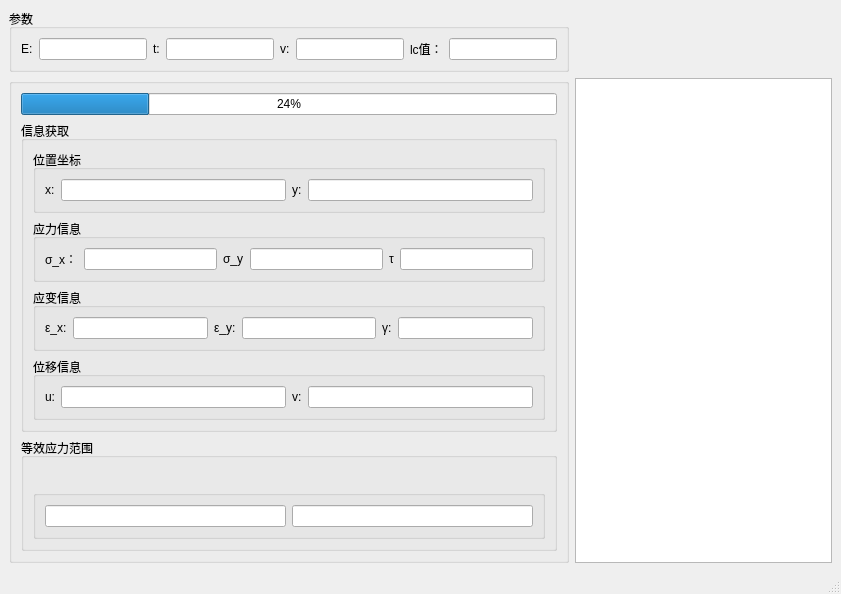
Before: the Qt Designer form finite-element-cuda-new/MainWindow.ui in epocode/finite-element-cuda-new, drawn with Qt 5.
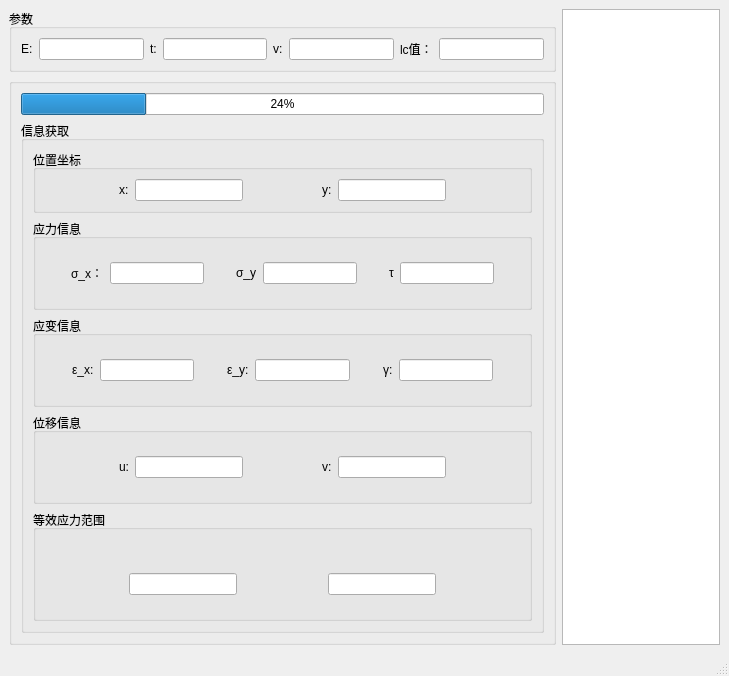
After: the same form once the commit is applied. Custom widgets are drawn as their Qt base class.

Commit message: graphicsView增加了缩放和平移功能添加了qss文件

Patch:
```diff
--- a/finite-element-cuda-new/MainWindow.ui
+++ b/finite-element-cuda-new/MainWindow.ui
@@ -6,8 +6,8 @@
    <rect>
     <x>0</x>
     <y>0</y>
-    <width>841</width>
-    <height>594</height>
+    <width>729</width>
+    <height>676</height>
    </rect>
   </property>
   <property name="windowTitle">
@@ -16,6 +16,26 @@
   <widget class="QWidget" name="centralwidget">
    <layout class="QGridLayout" name="gridLayout">
     <item row="0" column="0">
+     <layout class="QHBoxLayout" name="horizontalLayout_11">
+      <item>
+       <layout class="QVBoxLayout" name="verticalLayout_9">
+        <property name="sizeConstraint">
+         <enum>QLayout::SizeConstraint::SetMaximumSize</enum>
+        </property>
+        <item>
+         <spacer name="verticalSpacer_17">
+          <property name="orientation">
+           <enum>Qt::Orientation::Vertical</enum>
+          </property>
+          <property name="sizeHint" stdset="0">
+           <size>
+            <width>20</width>
+            <height>40</height>
+           </size>
+          </property>
+         </spacer>
+        </item>
+        <item>
      <widget class="QGroupBox" name="groupBox">
       <property name="title">
        <string>参数</string>
@@ -64,59 +84,90 @@
       </layout>
      </widget>
     </item>
-    <item row="1" column="0">
+        <item>
+         <spacer name="verticalSpacer_18">
+          <property name="orientation">
+           <enum>Qt::Orientation::Vertical</enum>
+          </property>
+          <property name="sizeHint" stdset="0">
+           <size>
+            <width>20</width>
+            <height>40</height>
+           </size>
+          </property>
+         </spacer>
+        </item>
+        <item>
      <widget class="QGroupBox" name="groupBox_2">
       <property name="title">
        <string/>
       </property>
       <layout class="QGridLayout" name="gridLayout_2">
-       <item row="2" column="0">
-        <widget class="QGroupBox" name="groupBox_4">
-         <property name="title">
-          <string>等效应力范围</string>
-         </property>
-         <layout class="QVBoxLayout" name="verticalLayout_2">
+           <item row="0" column="0">
+            <layout class="QVBoxLayout" name="verticalLayout_8">
           <item>
-           <widget class="QLabel" name="colorBar">
-            <property name="lineWidth">
-             <number>11</number>
-            </property>
-            <property name="text">
-             <string/>
-            </property>
-           </widget>
+              <spacer name="verticalSpacer_15">
+               <property name="orientation">
+                <enum>Qt::Orientation::Vertical</enum>
+               </property>
+               <property name="sizeHint" stdset="0">
+                <size>
+                 <width>20</width>
+                 <height>40</height>
+                </size>
+               </property>
+              </spacer>
           </item>
           <item>
-           <widget class="QGroupBox" name="groupBox_10">
-            <property name="title">
-             <string/>
-            </property>
-            <layout class="QHBoxLayout" name="horizontalLayout_8">
-             <item>
-              <widget class="QLineEdit" name="lineEditMin"/>
-             </item>
-             <item>
-              <widget class="QLineEdit" name="lineEditMax"/>
-             </item>
-            </layout>
-           </widget>
-          </item>
-         </layout>
-        </widget>
-       </item>
-       <item row="1" column="0">
+              <widget class="QProgressBar" name="progressBar">
+               <property name="value">
+                <number>24</number>
+               </property>
+              </widget>
+             </item>
+             <item>
         <widget class="QGroupBox" name="groupBox_5">
          <property name="title">
           <string>信息获取</string>
          </property>
          <layout class="QVBoxLayout" name="verticalLayout">
           <item>
+                 <layout class="QVBoxLayout" name="verticalLayout_7">
+                  <item>
+                   <spacer name="verticalSpacer_9">
+                    <property name="orientation">
+                     <enum>Qt::Orientation::Vertical</enum>
+                    </property>
+                    <property name="sizeHint" stdset="0">
+                     <size>
+                      <width>20</width>
+                      <height>40</height>
+                     </size>
+                    </property>
+                   </spacer>
+                  </item>
+                  <item>
            <widget class="QGroupBox" name="groupBox_6">
             <property name="title">
              <string>位置坐标</string>
             </property>
             <layout class="QHBoxLayout" name="horizontalLayout_3">
              <item>
+                      <layout class="QHBoxLayout" name="horizontalLayout_10">
+                       <item>
+                        <spacer name="horizontalSpacer_15">
+                         <property name="orientation">
+                          <enum>Qt::Orientation::Horizontal</enum>
+                         </property>
+                         <property name="sizeHint" stdset="0">
+                          <size>
+                           <width>40</width>
+                           <height>20</height>
+                          </size>
+                         </property>
+                        </spacer>
+                       </item>
+                       <item>
               <widget class="QLabel" name="label_4">
                <property name="text">
                 <string>x:</string>
@@ -126,6 +177,19 @@
              <item>
               <widget class="QLineEdit" name="lineEditPointX"/>
              </item>
+                       <item>
+                        <spacer name="horizontalSpacer_16">
+                         <property name="orientation">
+                          <enum>Qt::Orientation::Horizontal</enum>
+                         </property>
+                         <property name="sizeHint" stdset="0">
+                          <size>
+                           <width>40</width>
+                           <height>20</height>
+                          </size>
+                         </property>
+                        </spacer>
+                       </item>
              <item>
               <widget class="QLabel" name="label_6">
                <property name="text">
@@ -136,9 +200,37 @@
              <item>
               <widget class="QLineEdit" name="lineEditPointY"/>
              </item>
+                       <item>
+                        <spacer name="horizontalSpacer_17">
+                         <property name="orientation">
+                          <enum>Qt::Orientation::Horizontal</enum>
+                         </property>
+                         <property name="sizeHint" stdset="0">
+                          <size>
+                           <width>40</width>
+                           <height>20</height>
+                          </size>
+                         </property>
+                        </spacer>
+                       </item>
+                      </layout>
+                     </item>
             </layout>
            </widget>
           </item>
+                  <item>
+                   <spacer name="verticalSpacer_10">
+                    <property name="orientation">
+                     <enum>Qt::Orientation::Vertical</enum>
+                    </property>
+                    <property name="sizeHint" stdset="0">
+                     <size>
+                      <width>20</width>
+                      <height>40</height>
+                     </size>
+                    </property>
+                   </spacer>
+                  </item>
           <item>
            <widget class="QGroupBox" name="groupBox_7">
             <property name="title">
@@ -146,6 +238,36 @@
             </property>
             <layout class="QHBoxLayout" name="horizontalLayout_4">
              <item>
+                      <layout class="QVBoxLayout" name="verticalLayout_6">
+                       <item>
+                        <spacer name="verticalSpacer_7">
+                         <property name="orientation">
+                          <enum>Qt::Orientation::Vertical</enum>
+                         </property>
+                         <property name="sizeHint" stdset="0">
+                          <size>
+                           <width>20</width>
+                           <height>40</height>
+                          </size>
+                         </property>
+                        </spacer>
+                       </item>
+                       <item>
+                        <layout class="QHBoxLayout" name="horizontalLayout_9">
+                         <item>
+                          <spacer name="horizontalSpacer_11">
+                           <property name="orientation">
+                            <enum>Qt::Orientation::Horizontal</enum>
+                           </property>
+                           <property name="sizeHint" stdset="0">
+                            <size>
+                             <width>40</width>
+                             <height>20</height>
+                            </size>
+                           </property>
+                          </spacer>
+                         </item>
+                         <item>
               <widget class="QLabel" name="label_5">
                <property name="text">
                 <string>σ_x：</string>
@@ -155,6 +277,19 @@
              <item>
               <widget class="QLineEdit" name="sigmaX"/>
              </item>
+                         <item>
+                          <spacer name="horizontalSpacer_12">
+                           <property name="orientation">
+                            <enum>Qt::Orientation::Horizontal</enum>
+                           </property>
+                           <property name="sizeHint" stdset="0">
+                            <size>
+                             <width>40</width>
+                             <height>20</height>
+                            </size>
+                           </property>
+                          </spacer>
+                         </item>
              <item>
               <widget class="QLabel" name="label_11">
                <property name="text">
@@ -165,6 +300,19 @@
              <item>
               <widget class="QLineEdit" name="sigmaY"/>
              </item>
+                         <item>
+                          <spacer name="horizontalSpacer_13">
+                           <property name="orientation">
+                            <enum>Qt::Orientation::Horizontal</enum>
+                           </property>
+                           <property name="sizeHint" stdset="0">
+                            <size>
+                             <width>40</width>
+                             <height>20</height>
+                            </size>
+                           </property>
+                          </spacer>
+                         </item>
              <item>
               <widget class="QLabel" name="label_12">
                <property name="text">
@@ -175,9 +323,52 @@
              <item>
               <widget class="QLineEdit" name="tau"/>
              </item>
+                         <item>
+                          <spacer name="horizontalSpacer_14">
+                           <property name="orientation">
+                            <enum>Qt::Orientation::Horizontal</enum>
+                           </property>
+                           <property name="sizeHint" stdset="0">
+                            <size>
+                             <width>40</width>
+                             <height>20</height>
+                            </size>
+                           </property>
+                          </spacer>
+                         </item>
+                        </layout>
+                       </item>
+                       <item>
+                        <spacer name="verticalSpacer_8">
+                         <property name="orientation">
+                          <enum>Qt::Orientation::Vertical</enum>
+                         </property>
+                         <property name="sizeHint" stdset="0">
+                          <size>
+                           <width>20</width>
+                           <height>40</height>
+                          </size>
+                         </property>
+                        </spacer>
+                       </item>
+                      </layout>
+                     </item>
             </layout>
            </widget>
           </item>
+                  <item>
+                   <spacer name="verticalSpacer_11">
+                    <property name="orientation">
+                     <enum>Qt::Orientation::Vertical</enum>
+                    </property>
+                    <property name="sizeHint" stdset="0">
+                     <size>
+                      <width>20</width>
+                      <height>40</height>
+                     </size>
+                    </property>
+                   </spacer>
+                  </item>
           <item>
            <widget class="QGroupBox" name="groupBox_8">
             <property name="title">
@@ -185,6 +376,36 @@
             </property>
             <layout class="QHBoxLayout" name="horizontalLayout_5">
              <item>
+                      <layout class="QVBoxLayout" name="verticalLayout_5">
+                       <item>
+                        <spacer name="verticalSpacer_5">
+                         <property name="orientation">
+                          <enum>Qt::Orientation::Vertical</enum>
+                         </property>
+                         <property name="sizeHint" stdset="0">
+                          <size>
+                           <width>20</width>
+                           <height>40</height>
+                          </size>
+                         </property>
+                        </spacer>
+                       </item>
+                       <item>
+                        <layout class="QHBoxLayout" name="horizontalLayout_8">
+                         <item>
+                          <spacer name="horizontalSpacer_7">
+                           <property name="orientation">
+                            <enum>Qt::Orientation::Horizontal</enum>
+                           </property>
+                           <property name="sizeHint" stdset="0">
+                            <size>
+                             <width>40</width>
+                             <height>20</height>
+                            </size>
+                           </property>
+                          </spacer>
+                         </item>
+                         <item>
               <widget class="QLabel" name="label_7">
                <property name="text">
                 <string>ε_x:</string>
@@ -194,6 +415,19 @@
              <item>
               <widget class="QLineEdit" name="epsilonX"/>
              </item>
+                         <item>
+                          <spacer name="horizontalSpacer_8">
+                           <property name="orientation">
+                            <enum>Qt::Orientation::Horizontal</enum>
+                           </property>
+                           <property name="sizeHint" stdset="0">
+                            <size>
+                             <width>40</width>
+                             <height>20</height>
+                            </size>
+                           </property>
+                          </spacer>
+                         </item>
              <item>
               <widget class="QLabel" name="label_13">
                <property name="text">
@@ -204,6 +438,19 @@
              <item>
               <widget class="QLineEdit" name="epsilonY"/>
              </item>
+                         <item>
+                          <spacer name="horizontalSpacer_9">
+                           <property name="orientation">
+                            <enum>Qt::Orientation::Horizontal</enum>
+                           </property>
+                           <property name="sizeHint" stdset="0">
+                            <size>
+                             <width>40</width>
+                             <height>20</height>
+                            </size>
+                           </property>
+                          </spacer>
+                         </item>
              <item>
               <widget class="QLabel" name="label_14">
                <property name="text">
@@ -214,9 +461,52 @@
              <item>
               <widget class="QLineEdit" name="gamma"/>
              </item>
+                         <item>
+                          <spacer name="horizontalSpacer_10">
+                           <property name="orientation">
+                            <enum>Qt::Orientation::Horizontal</enum>
+                           </property>
+                           <property name="sizeHint" stdset="0">
+                            <size>
+                             <width>40</width>
+                             <height>20</height>
+                            </size>
+                           </property>
+                          </spacer>
+                         </item>
+                        </layout>
+                       </item>
+                       <item>
+                        <spacer name="verticalSpacer_6">
+                         <property name="orientation">
+                          <enum>Qt::Orientation::Vertical</enum>
+                         </property>
+                         <property name="sizeHint" stdset="0">
+                          <size>
+                           <width>20</width>
+                           <height>40</height>
+                          </size>
+                         </property>
+                        </spacer>
+                       </item>
+                      </layout>
+                     </item>
             </layout>
            </widget>
           </item>
+                  <item>
+                   <spacer name="verticalSpacer_12">
+                    <property name="orientation">
+                     <enum>Qt::Orientation::Vertical</enum>
+                    </property>
+                    <property name="sizeHint" stdset="0">
+                     <size>
+                      <width>20</width>
+                      <height>40</height>
+                     </size>
+                    </property>
+                   </spacer>
+                  </item>
           <item>
            <widget class="QGroupBox" name="groupBox_9">
             <property name="title">
@@ -224,6 +514,36 @@
             </property>
             <layout class="QHBoxLayout" name="horizontalLayout_6">
              <item>
+                      <layout class="QVBoxLayout" name="verticalLayout_4">
+                       <item>
+                        <spacer name="verticalSpacer_3">
+                         <property name="orientation">
+                          <enum>Qt::Orientation::Vertical</enum>
+                         </property>
+                         <property name="sizeHint" stdset="0">
+                          <size>
+                           <width>20</width>
+                           <height>40</height>
+                          </size>
+                         </property>
+                        </spacer>
+                       </item>
+                       <item>
+                        <layout class="QHBoxLayout" name="horizontalLayout_7">
+                         <item>
+                          <spacer name="horizontalSpacer_4">
+                           <property name="orientation">
+                            <enum>Qt::Orientation::Horizontal</enum>
+                           </property>
+                           <property name="sizeHint" stdset="0">
+                            <size>
+                             <width>18</width>
+                             <height>13</height>
+                            </size>
+                           </property>
+                          </spacer>
+                         </item>
+                         <item>
               <widget class="QLabel" name="label_9">
                <property name="text">
                 <string>u:</string>
@@ -233,6 +553,19 @@
              <item>
               <widget class="QLineEdit" name="mu"/>
              </item>
+                         <item>
+                          <spacer name="horizontalSpacer_5">
+                           <property name="orientation">
+                            <enum>Qt::Orientation::Horizontal</enum>
+                           </property>
+                           <property name="sizeHint" stdset="0">
+                            <size>
+                             <width>28</width>
+                             <height>13</height>
+                            </size>
+                           </property>
+                          </spacer>
+                         </item>
              <item>
               <widget class="QLabel" name="label_10">
                <property name="text">
@@ -243,24 +576,218 @@
              <item>
               <widget class="QLineEdit" name="nu"/>
              </item>
-            </layout>
-           </widget>
-          </item>
-         </layout>
-        </widget>
-       </item>
-       <item row="0" column="0">
-        <widget class="QProgressBar" name="progressBar">
-         <property name="value">
-          <number>24</number>
-         </property>
-        </widget>
-       </item>
-      </layout>
-     </widget>
-    </item>
-    <item row="1" column="1">
-     <widget class="QGraphicsView" name="graphicsView"/>
+                         <item>
+                          <spacer name="horizontalSpacer_6">
+                           <property name="orientation">
+                            <enum>Qt::Orientation::Horizontal</enum>
+                           </property>
+                           <property name="sizeHint" stdset="0">
+                            <size>
+                             <width>40</width>
+                             <height>20</height>
+                            </size>
+                           </property>
+                          </spacer>
+                         </item>
+                        </layout>
+                       </item>
+                       <item>
+                        <spacer name="verticalSpacer_4">
+                         <property name="orientation">
+                          <enum>Qt::Orientation::Vertical</enum>
+                         </property>
+                         <property name="sizeHint" stdset="0">
+                          <size>
+                           <width>20</width>
+                           <height>40</height>
+                          </size>
+                         </property>
+                        </spacer>
+                       </item>
+                      </layout>
+                     </item>
+                    </layout>
+                   </widget>
+                  </item>
+                  <item>
+                   <spacer name="verticalSpacer_13">
+                    <property name="orientation">
+                     <enum>Qt::Orientation::Vertical</enum>
+                    </property>
+                    <property name="sizeHint" stdset="0">
+                     <size>
+                      <width>20</width>
+                      <height>40</height>
+                     </size>
+                    </property>
+                   </spacer>
+                  </item>
+                  <item>
+                   <widget class="QGroupBox" name="groupBox_4">
+                    <property name="title">
+                     <string>等效应力范围</string>
+                    </property>
+                    <layout class="QVBoxLayout" name="verticalLayout_2">
+                     <item>
+                      <layout class="QVBoxLayout" name="verticalLayout_3">
+                       <item>
+                        <spacer name="verticalSpacer">
+                         <property name="orientation">
+                          <enum>Qt::Orientation::Vertical</enum>
+                         </property>
+                         <property name="sizeHint" stdset="0">
+                          <size>
+                           <width>20</width>
+                           <height>40</height>
+                          </size>
+                         </property>
+                        </spacer>
+                       </item>
+                       <item>
+                        <widget class="QLabel" name="colorBar">
+                         <property name="lineWidth">
+                          <number>11</number>
+                         </property>
+                         <property name="text">
+                          <string/>
+                         </property>
+                        </widget>
+                       </item>
+                       <item>
+                        <layout class="QHBoxLayout" name="horizontalLayout">
+                         <item>
+                          <spacer name="horizontalSpacer_3">
+                           <property name="orientation">
+                            <enum>Qt::Orientation::Horizontal</enum>
+                           </property>
+                           <property name="sizeHint" stdset="0">
+                            <size>
+                             <width>40</width>
+                             <height>20</height>
+                            </size>
+                           </property>
+                          </spacer>
+                         </item>
+                         <item>
+                          <widget class="QLineEdit" name="lineEditMin"/>
+                         </item>
+                         <item>
+                          <spacer name="horizontalSpacer">
+                           <property name="orientation">
+                            <enum>Qt::Orientation::Horizontal</enum>
+                           </property>
+                           <property name="sizeHint" stdset="0">
+                            <size>
+                             <width>40</width>
+                             <height>20</height>
+                            </size>
+                           </property>
+                          </spacer>
+                         </item>
+                         <item>
+                          <widget class="QLineEdit" name="lineEditMax"/>
+                         </item>
+                         <item>
+                          <spacer name="horizontalSpacer_2">
+                           <property name="orientation">
+                            <enum>Qt::Orientation::Horizontal</enum>
+                           </property>
+                           <property name="sizeHint" stdset="0">
+                            <size>
+                             <width>40</width>
+                             <height>20</height>
+                            </size>
+                           </property>
+                          </spacer>
+                         </item>
+                        </layout>
+                       </item>
+                       <item>
+                        <spacer name="verticalSpacer_2">
+                         <property name="orientation">
+                          <enum>Qt::Orientation::Vertical</enum>
+                         </property>
+                         <property name="sizeHint" stdset="0">
+                          <size>
+                           <width>20</width>
+                           <height>40</height>
+                          </size>
+                         </property>
+                        </spacer>
+                       </item>
+                      </layout>
+                     </item>
+                    </layout>
+                   </widget>
+                  </item>
+                  <item>
+                   <spacer name="verticalSpacer_14">
+                    <property name="orientation">
+                     <enum>Qt::Orientation::Vertical</enum>
+                    </property>
+                    <property name="sizeHint" stdset="0">
+                     <size>
+                      <width>20</width>
+                      <height>40</height>
+                     </size>
+                    </property>
+                   </spacer>
+                  </item>
+                 </layout>
+                </item>
+               </layout>
+              </widget>
+             </item>
+             <item>
+              <spacer name="verticalSpacer_16">
+               <property name="orientation">
+                <enum>Qt::Orientation::Vertical</enum>
+               </property>
+               <property name="sizeHint" stdset="0">
+                <size>
+                 <width>20</width>
+                 <height>40</height>
+                </size>
+               </property>
+              </spacer>
+             </item>
+            </layout>
+           </item>
+          </layout>
+         </widget>
+        </item>
+        <item>
+         <spacer name="verticalSpacer_19">
+          <property name="orientation">
+           <enum>Qt::Orientation::Vertical</enum>
+          </property>
+          <property name="sizeHint" stdset="0">
+           <size>
+            <width>20</width>
+            <height>40</height>
+           </size>
+          </property>
+         </spacer>
+        </item>
+       </layout>
+      </item>
+      <item>
+       <spacer name="horizontalSpacer_18">
+        <property name="orientation">
+         <enum>Qt::Orientation::Horizontal</enum>
+        </property>
+        <property name="sizeHint" stdset="0">
+         <size>
+          <width>40</width>
+          <height>20</height>
+         </size>
+        </property>
+       </spacer>
+      </item>
+      <item>
+       <widget class="MyGraphicsView" name="graphicsView"/>
+      </item>
+     </layout>
     </item>
    </layout>
   </widget>
@@ -276,6 +803,13 @@
   </widget>
   <widget class="QStatusBar" name="statusbar"/>
  </widget>
+ <customwidgets>
+  <customwidget>
+   <class>MyGraphicsView</class>
+   <extends>QGraphicsView</extends>
+   <header location="global">MyGraphicsView.h</header>
+  </customwidget>
+ </customwidgets>
  <resources/>
  <connections/>
 </ui>
```
Left out of the diff: 2 changed lines with no effect on the pictures. Lines whose indentation alone changed are shown as unchanged. The commit also changes 8 other files.
